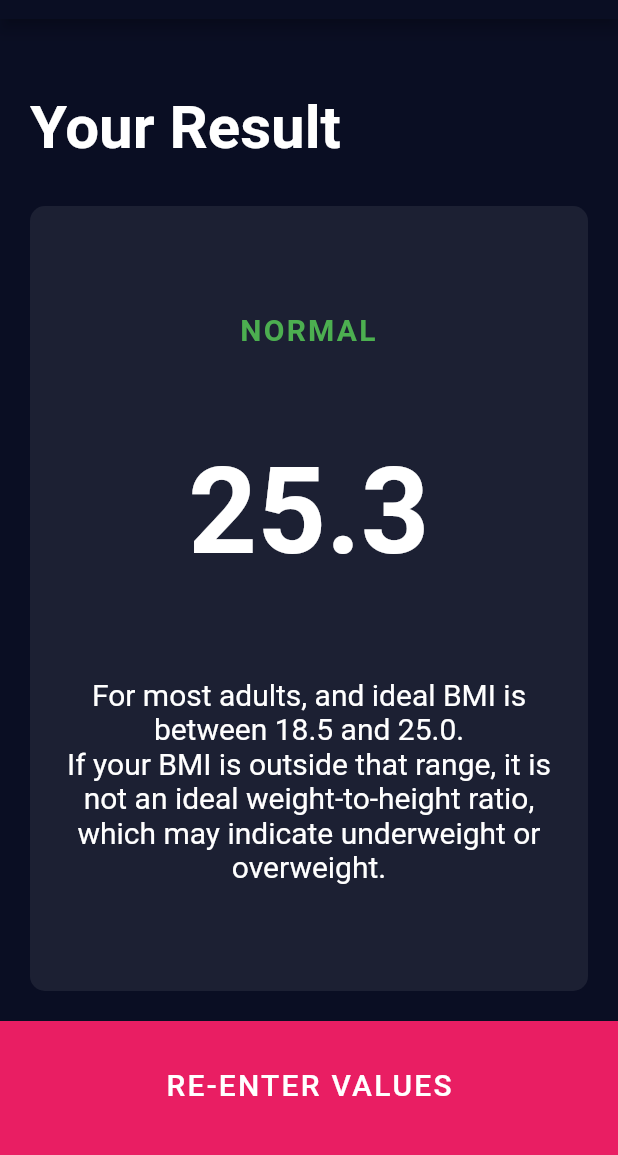
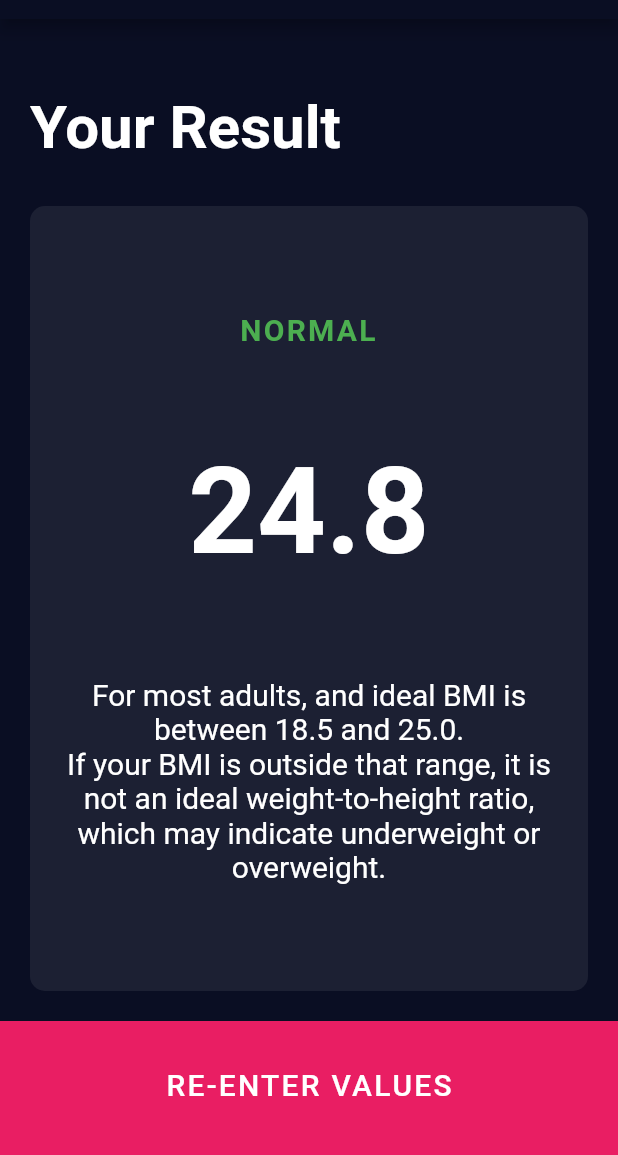
Before and after one commit to piotrstanny/flutter-bmi-calculator, a Flutter app: the screen it shows after launch, after a tap on an icon or button, on a phone screen of 412 x 824 dp, the part 65-1220 px from its top. Run offline on Flutter 3.47's test engine with Material 2 defaults, Android fonts, the phone set to English and light mode, and no system bars; our stand-ins replace font_awesome_flutter.

Commit message:
Create calculation for bmi and pass as argument to a result page

```diff
--- /dev/null
+++ b/lib/bmi_brain.dart
@@ -0,0 +1,15 @@
+import 'dart:math';
+import 'package:flutter/material.dart';
+
+class BmiBrain {
+  BmiBrain({@required this.weight, @required this.height});
+
+  final int weight;
+  final int height;
+  double _bmi;
+
+  String calculateBmi() {
+    _bmi = weight / pow(height / 100, 2);
+    return _bmi.toStringAsFixed(1);
+  }
+}
--- a/lib/input_page.dart
+++ b/lib/input_page.dart
@@ -1,10 +1,12 @@
 import 'package:flutter/material.dart';
+import 'package:flutter_bmi_calculator/results_page.dart';
 import 'package:font_awesome_flutter/font_awesome_flutter.dart';
 import 'reusable_card.dart';
 import 'icon_content.dart';
 import 'round_icon_button.dart';
 import 'constants.dart';
 import 'bottom_button.dart';
+import 'bmi_brain.dart';
 
 enum Gender {
   female,
@@ -252,7 +254,16 @@ class _InputPageState extends State<InputPage> {
       ),
       bottomNavigationBar: BottomButton(
         onTap: () {
-          Navigator.pushNamed(context, '/result');
+          BmiBrain bmiBrain =
+              BmiBrain(weight: weight, height: currentHeightValue);
+          Navigator.push(
+            context,
+            MaterialPageRoute(
+              builder: (context) => ResultsPage(
+                bmiResult: bmiBrain.calculateBmi(),
+              ),
+            ),
+          );
         },
         title: 'CALCULATE  YOUR  BMI',
       ),
--- a/lib/results_page.dart
+++ b/lib/results_page.dart
@@ -4,6 +4,10 @@ import 'constants.dart';
 import 'bottom_button.dart';
 
 class ResultsPage extends StatelessWidget {
+  ResultsPage({@required this.bmiResult});
+
+  final String bmiResult;
+
   @override
   Widget build(BuildContext context) {
     return Scaffold(
@@ -39,7 +43,7 @@ class ResultsPage extends StatelessWidget {
                         style: kResultTitleStyle,
                       ),
                       Text(
-                        '25.3',
+                        bmiResult,
                         style: kResultNoStyle,
                         textAlign: TextAlign.center,
                       ),
```
